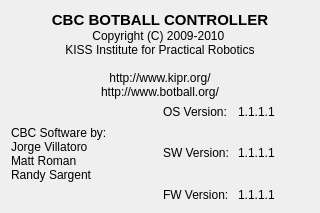
kipr/cbc, file cbcui/ui/About.ui: the form before one commit.
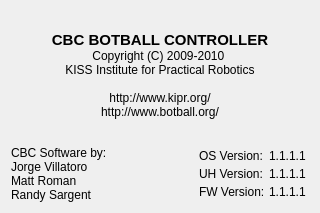
The form after the commit.

Commit message: Further tweaks to the about page, motor tuning page, console, etc.

```diff
--- a/cbcui/ui/About.ui
+++ b/cbcui/ui/About.ui
@@ -24,11 +24,11 @@
   <property name="windowTitle" >
    <string>Form</string>
   </property>
-  <layout class="QVBoxLayout" >
+  <layout class="QVBoxLayout" name="verticalLayout_2">
    <item>
-    <widget class="QLabel" name="label_2" >
-     <property name="sizePolicy" >
-      <sizepolicy vsizetype="Expanding" hsizetype="Preferred" >
+    <widget class="QLabel" name="label_2">
+     <property name="sizePolicy">
+      <sizepolicy hsizetype="Preferred" vsizetype="Expanding">
        <horstretch>0</horstretch>
        <verstretch>0</verstretch>
       </sizepolicy>
@@ -50,10 +50,10 @@
     </widget>
    </item>
    <item>
-    <layout class="QHBoxLayout" >
+    <layout class="QHBoxLayout" name="horizontalLayout_4">
      <item>
-      <widget class="QLabel" name="label" >
-       <property name="text" >
+      <widget class="QLabel" name="label">
+       <property name="text">
         <string>CBC Software by:
 Jorge Villatoro
 Matt Roman
@@ -62,25 +62,49 @@
       </widget>
      </item>
      <item>
-      <layout class="QVBoxLayout" >
-       <property name="spacing" >
+      <layout class="QVBoxLayout" name="verticalLayout">
+       <property name="spacing">
         <number>0</number>
        </property>
        <item>
-        <layout class="QHBoxLayout" >
-         <property name="spacing" >
-          <number>3</number>
+        <layout class="QHBoxLayout" name="horizontalLayout">
+         <property name="spacing">
+          <number>0</number>
          </property>
          <item>
-          <widget class="QLabel" name="label_3" >
-           <property name="text" >
+          <widget class="QLabel" name="label_3">
+           <property name="minimumSize">
+            <size>
+             <width>70</width>
+             <height>16</height>
+            </size>
+           </property>
+           <property name="maximumSize">
+            <size>
+             <width>70</width>
+             <height>16</height>
+            </size>
+           </property>
+           <property name="text">
             <string>OS Version:</string>
            </property>
           </widget>
          </item>
          <item>
-          <widget class="QLabel" name="ui_OSVersion" >
-           <property name="text" >
+          <widget class="QLabel" name="ui_OSVersion">
+           <property name="minimumSize">
+            <size>
+             <width>40</width>
+             <height>16</height>
+            </size>
+           </property>
+           <property name="maximumSize">
+            <size>
+             <width>40</width>
+             <height>16</height>
+            </size>
+           </property>
+           <property name="text">
             <string>1.1.1.1</string>
            </property>
           </widget>
@@ -88,33 +112,44 @@
         </layout>
        </item>
        <item>
-        <spacer>
-         <property name="orientation" >
-          <enum>Qt::Vertical</enum>
+        <layout class="QHBoxLayout" name="horizontalLayout_2">
+         <property name="spacing">
+          <number>0</number>
          </property>
-         <property name="sizeHint" >
-          <size>
-           <width>20</width>
-           <height>40</height>
-          </size>
-         </property>
-        </spacer>
-       </item>
-       <item>
-        <layout class="QHBoxLayout" >
-         <property name="spacing" >
-          <number>3</number>
-         </property>
          <item>
-          <widget class="QLabel" name="label_5" >
-           <property name="text" >
-            <string>SW Version:</string>
+          <widget class="QLabel" name="label_5">
+           <property name="minimumSize">
+            <size>
+             <width>70</width>
+             <height>16</height>
+            </size>
            </property>
+           <property name="maximumSize">
+            <size>
+             <width>70</width>
+             <height>16</height>
+            </size>
+           </property>
+           <property name="text">
+            <string>UH Version:</string>
+           </property>
           </widget>
          </item>
          <item>
-          <widget class="QLabel" name="ui_SWVersion" >
-           <property name="text" >
+          <widget class="QLabel" name="ui_SWVersion">
+           <property name="minimumSize">
+            <size>
+             <width>40</width>
+             <height>16</height>
+            </size>
+           </property>
+           <property name="maximumSize">
+            <size>
+             <width>40</width>
+             <height>16</height>
+            </size>
+           </property>
+           <property name="text">
             <string>1.1.1.1</string>
            </property>
           </widget>
@@ -122,33 +157,44 @@
         </layout>
        </item>
        <item>
-        <spacer>
-         <property name="orientation" >
-          <enum>Qt::Vertical</enum>
+        <layout class="QHBoxLayout" name="horizontalLayout_3">
+         <property name="spacing">
+          <number>0</number>
          </property>
-         <property name="sizeHint" >
-          <size>
-           <width>20</width>
-           <height>40</height>
-          </size>
-         </property>
-        </spacer>
-       </item>
-       <item>
-        <layout class="QHBoxLayout" >
-         <property name="spacing" >
-          <number>3</number>
-         </property>
          <item>
-          <widget class="QLabel" name="label_7" >
-           <property name="text" >
+          <widget class="QLabel" name="label_7">
+           <property name="minimumSize">
+            <size>
+             <width>70</width>
+             <height>16</height>
+            </size>
+           </property>
+           <property name="maximumSize">
+            <size>
+             <width>70</width>
+             <height>16</height>
+            </size>
+           </property>
+           <property name="text">
             <string>FW Version:</string>
            </property>
           </widget>
          </item>
          <item>
-          <widget class="QLabel" name="ui_FWVersion" >
-           <property name="text" >
+          <widget class="QLabel" name="ui_FWVersion">
+           <property name="minimumSize">
+            <size>
+             <width>40</width>
+             <height>16</height>
+            </size>
+           </property>
+           <property name="maximumSize">
+            <size>
+             <width>40</width>
+             <height>16</height>
+            </size>
+           </property>
+           <property name="text">
             <string>1.1.1.1</string>
            </property>
           </widget>
```
Left out of the diff: 33 changed lines with no effect on the pictures. The commit also changes 23 other files.
